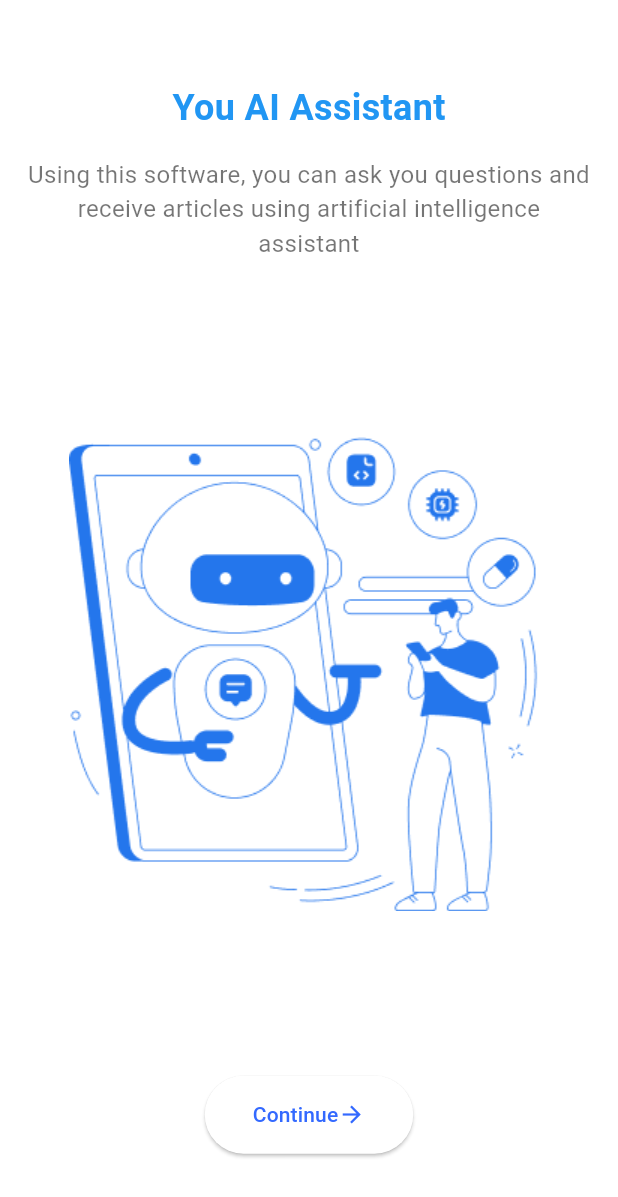
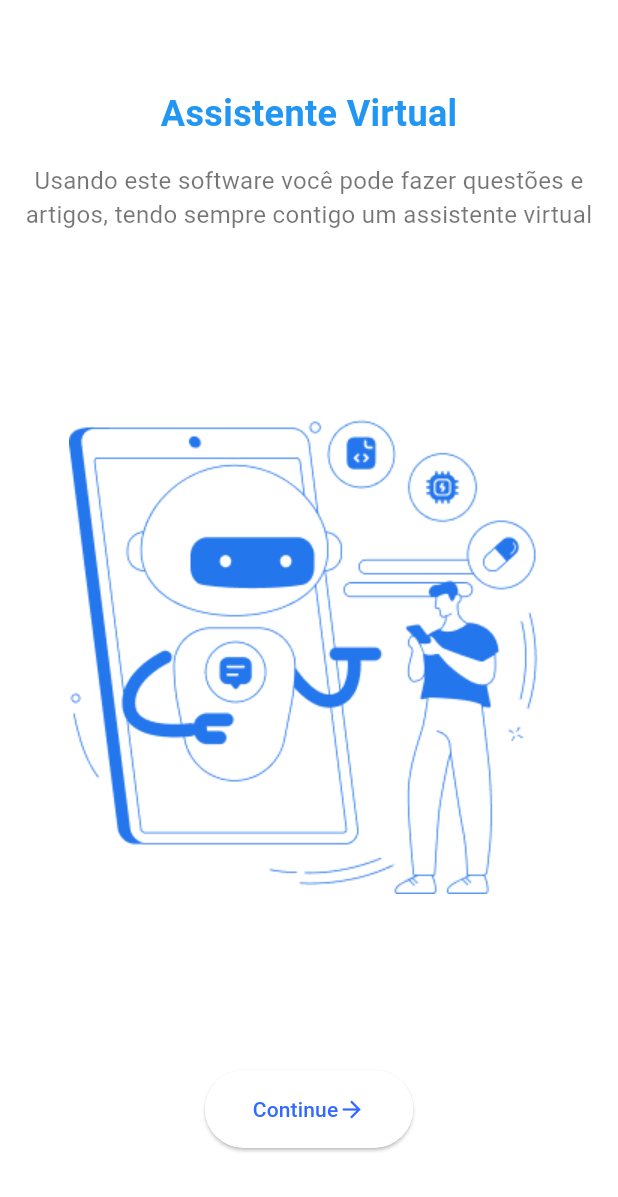
Before and after one commit to noejunior792/sung, a Flutter app: the screen it shows after launch, on a phone screen of 412 x 824 dp. Shown: the top 1197 px of the screen. Run offline on Flutter 3.47's test engine with Material 3 defaults, Android fonts, the phone set to English and light mode, and no system bars; our stand-ins replace flutter_dotenv, flutter_riverpod, google_generative_ai.

```diff
--- a/lib/main.dart
+++ b/lib/main.dart
@@ -21,7 +21,7 @@ class MyApp extends ConsumerWidget {
     final themeMode = ref.watch(themeProvider);
 
     return MaterialApp(
-      title: 'Flutter Demo',
+      title: 'Sung',
       theme: lightMode,
       darkTheme: darkMode,
       themeMode: themeMode,
--- a/lib/myHomePage.dart
+++ b/lib/myHomePage.dart
@@ -136,7 +136,7 @@ class _MyHomePageState extends ConsumerState<MyHomePage> {
                       controller: _controller,
                       style: Theme.of(context).textTheme.titleSmall,
                       decoration: InputDecoration(
-                        hintText: 'Write your message',
+                        hintText: 'Escreva a sua mensagem',
                         hintStyle: Theme.of(context).textTheme.titleSmall!.copyWith(
                           color: Colors.grey
                         ),
--- a/lib/onboarding.dart
+++ b/lib/onboarding.dart
@@ -16,7 +16,7 @@ class Onboarding extends StatelessWidget {
             const Column(
               children: [
                 Text(
-                  'You AI Assistant',
+                  'Assistente Virtual',
                   style: TextStyle(
                     fontSize: 24,
                     fontWeight: FontWeight.bold,
@@ -25,7 +25,7 @@ class Onboarding extends StatelessWidget {
                 ),
                 SizedBox(height: 16,),
                 Text(
-                  'Using this software, you can ask you questions and receive articles using artificial intelligence assistant',
+                  'Usando este software você pode fazer questões e artigos, tendo sempre contigo um assistente virtual',
                   textAlign: TextAlign.center,
                   style: TextStyle(
                       fontSize: 16,
```
